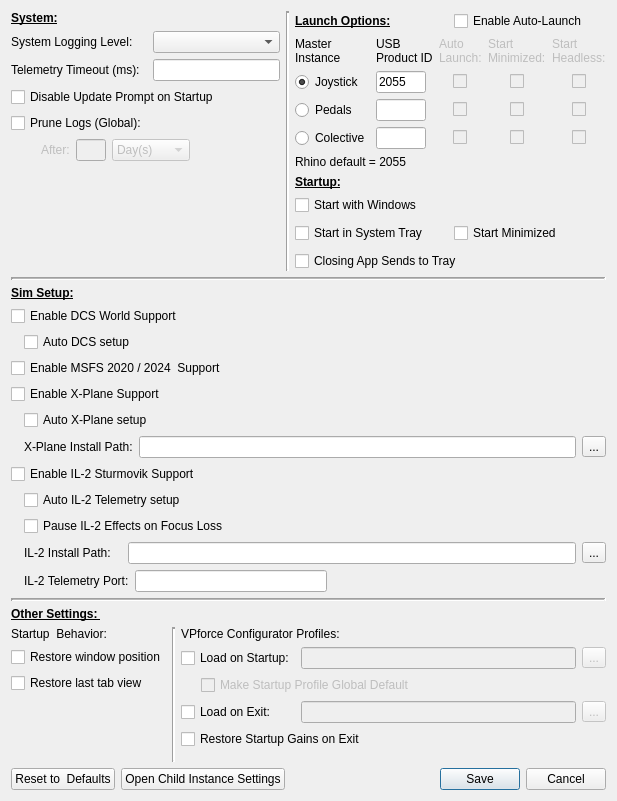
Before: the Qt Designer form SM/system_settings.ui in smitty97/VPforce-TelemFFB, drawn with Qt 5.
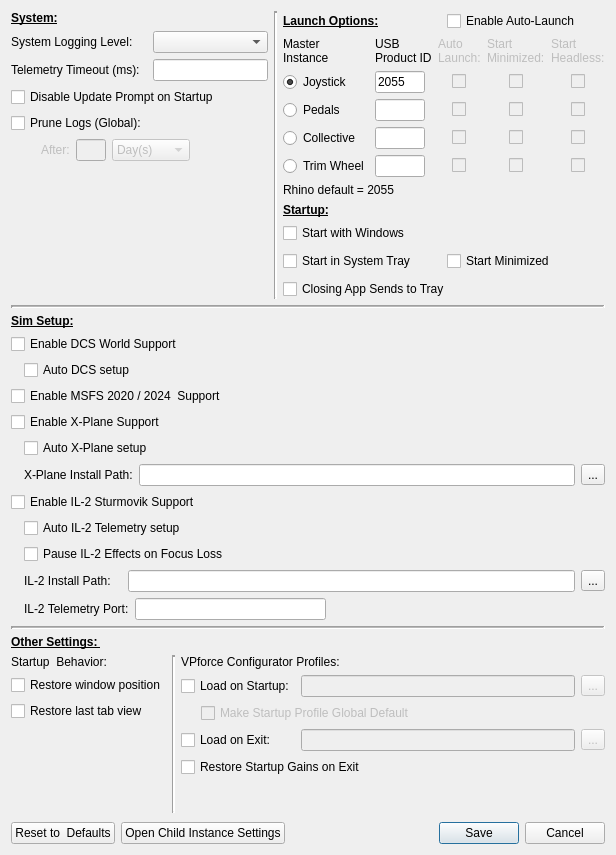
After: the same form once the commit is applied. Custom widgets are drawn as their Qt base class.

Commit message: UI Setup for Trim Wheel

Patch:
```diff
--- a/SM/system_settings.ui
+++ b/SM/system_settings.ui
@@ -6,8 +6,8 @@
    <rect>
     <x>0</x>
     <y>0</y>
-    <width>617</width>
-    <height>801</height>
+    <width>616</width>
+    <height>855</height>
    </rect>
   </property>
   <property name="sizePolicy">
@@ -465,7 +465,7 @@
            <item row="3" column="0">
             <widget class="QRadioButton" name="rb_master_c">
              <property name="text">
-              <string>Colective</string>
+              <string>Collective</string>
              </property>
             </widget>
            </item>
@@ -533,6 +533,77 @@
              </property>
             </widget>
            </item>
+           <item row="4" column="0">
+            <widget class="QRadioButton" name="rb_master_t">
+             <property name="text">
+              <string>Trim Wheel</string>
+             </property>
+            </widget>
+           </item>
+           <item row="4" column="1">
+            <widget class="QLineEdit" name="tb_pid_t">
+             <property name="maximumSize">
+              <size>
+               <width>50</width>
+               <height>16777215</height>
+              </size>
+             </property>
+            </widget>
+           </item>
+           <item row="4" column="2" alignment="Qt::AlignHCenter">
+            <widget class="QCheckBox" name="cb_al_enable_t">
+             <property name="enabled">
+              <bool>false</bool>
+             </property>
+             <property name="maximumSize">
+              <size>
+               <width>15</width>
+               <height>16777215</height>
+              </size>
+             </property>
+             <property name="text">
+              <string/>
+             </property>
+            </widget>
+           </item>
+           <item row="4" column="3" alignment="Qt::AlignHCenter">
+            <widget class="QCheckBox" name="cb_min_enable_t">
+             <property name="enabled">
+              <bool>false</bool>
+             </property>
+             <property name="maximumSize">
+              <size>
+               <width>15</width>
+               <height>16777215</height>
+              </size>
+             </property>
+             <property name="text">
+              <string/>
+             </property>
+             <property name="checkable">
+              <bool>true</bool>
+             </property>
+            </widget>
+           </item>
+           <item row="4" column="4" alignment="Qt::AlignHCenter">
+            <widget class="QCheckBox" name="cb_headless_t">
+             <property name="enabled">
+              <bool>false</bool>
+             </property>
+             <property name="maximumSize">
+              <size>
+               <width>15</width>
+               <height>16777215</height>
+              </size>
+             </property>
+             <property name="text">
+              <string/>
+             </property>
+             <property name="checkable">
+              <bool>true</bool>
+             </property>
+            </widget>
+           </item>
           </layout>
          </item>
          <item>
```
The commit also changes 10 other files.
